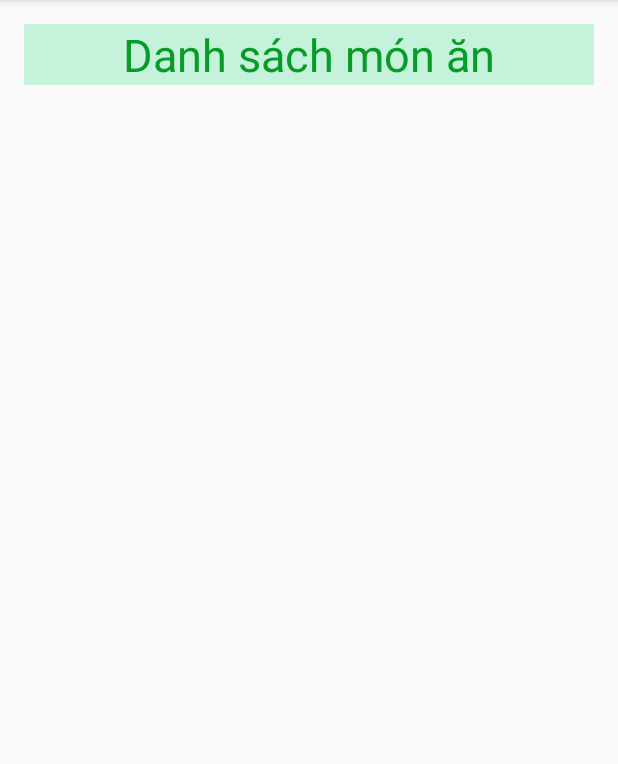
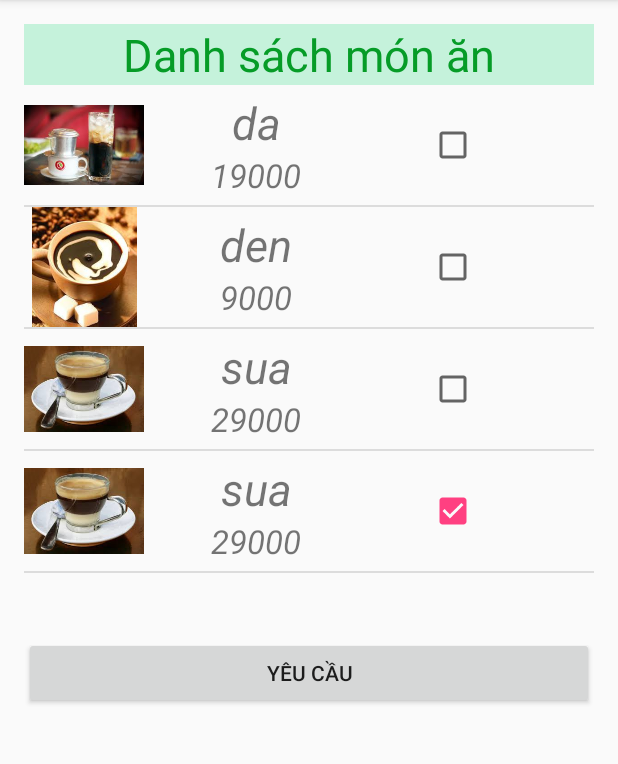
Before and after one commit to LiemNguyenx/FinalProject, an Android app: the screen it shows after launch (MainActivity), on a phone screen of 412 x 824 dp, the part 84-848 px from its top. Run offline under Robolectric (Android 15) with nearby library versions, the phone set to English and light mode, and no system bars.

Commit message:
Rejected commit: Default

```diff
--- a/app/src/main/java/com/example/liemnguyen/finalproject/MainActivity.java
+++ b/app/src/main/java/com/example/liemnguyen/finalproject/MainActivity.java
@@ -2,7 +2,7 @@ package com.example.liemnguyen.finalproject;
 
 import android.os.Bundle;
 import android.support.v7.app.AppCompatActivity;
-import android.widget.ArrayAdapter;
+import android.widget.Button;
 import android.widget.ListView;
 
 import com.example.liemnguyen.finalproject.adapter.monanAdapter;
@@ -13,28 +13,22 @@ import java.util.ArrayList;
 public class MainActivity extends AppCompatActivity {
     ListView lv;
     monanAdapter adapter;
-
+    Button btThanhToan;
     ArrayList<monan> monanList = new ArrayList<monan>();
     @Override
     protected void onCreate(Bundle savedInstanceState) {
         super.onCreate(savedInstanceState);
         setContentView(R.layout.activity_main);
         init();
+        btThanhToan= (Button) findViewById(R.id.thanhtoan);
         lv = (ListView) findViewById(R.id.lvDanhSach);
-
-        ArrayList<String> l = new ArrayList<>();
-        l.add("asdsad");
-        l.add("asdsad");
-        l.add("asdsad");
-        l.add("asdsad");
-        l.add("asdsad");
-        ArrayAdapter a = new ArrayAdapter(this,android.R.layout.simple_list_item_1,l);
         adapter = new monanAdapter(MainActivity.this,R.layout.item_monan,monanList);
-        lv.setAdapter(a);
+        lv.setAdapter(adapter);
     }
     public void init(){
         monanList.add(new monan("da",19000,false));
         monanList.add(new monan("den",9000,false));
         monanList.add(new monan("sua",29000,false));
+        monanList.add(new monan("sua",29000,true));
     }
 }
--- a/app/src/main/java/com/example/liemnguyen/finalproject/adapter/monanAdapter.java
+++ b/app/src/main/java/com/example/liemnguyen/finalproject/adapter/monanAdapter.java
@@ -33,40 +33,31 @@ public class monanAdapter extends ArrayAdapter<monan> {
     @NonNull
     @Override
     public View getView(int position, View convertView, ViewGroup parent) {
-        ViewHolder viewHolder;
+
         if(convertView == null){
-            viewHolder = new ViewHolder();
+            LayoutInflater inflater= LayoutInflater.from(getContext());
             convertView = LayoutInflater.from(ct).inflate(R.layout.item_monan,parent,false);
-            viewHolder.imgAvatar = (ImageView) convertView.findViewById(R.id.img_avatar);
-            viewHolder.name = (TextView) convertView.findViewById(R.id.name);
-            viewHolder.price = (TextView) convertView.findViewById(R.id.price);
-            viewHolder.check = (CheckBox) convertView.findViewById(R.id.check);
-            convertView.setTag(viewHolder);
-        }else{
-            viewHolder = (ViewHolder) convertView.getTag();
+        }
+        TextView tvName= (TextView) convertView.findViewById(R.id.name);
+        TextView tvPrice = (TextView) convertView.findViewById(R.id.price);
+        ImageView imgAvatar = (ImageView) convertView.findViewById(R.id.img_avatar);
+        CheckBox cbCheck = (CheckBox) convertView.findViewById(R.id.check);
 
+        monan m = getItem(position);
+        if(m!=null){
+            tvName.setText(m.getName().toString());
+            tvPrice.setText(String.valueOf(m.getPrice()));
+            cbCheck.setChecked(m.isCheck());
+            if(m.getName().equals("da")){
+                imgAvatar.setImageResource(R.drawable.da);
+            }else if(m.getName().equals("den")){
+                imgAvatar.setImageResource(R.drawable.den);
+            }else if(m.getName().equals("sua")){
+                imgAvatar.setImageResource(R.drawable.sua);
+            }
         }
-        monan m = list.get(position);
-        viewHolder.name.setText(m.getName().toString());
-        viewHolder.price.setText(String.valueOf(m.getPrice()));
-        if(m.getName().equalsIgnoreCase("den")){
-            viewHolder.imgAvatar.setImageResource(R.drawable.den);
-        }else if(m.getName().equalsIgnoreCase("da")){
-            viewHolder.imgAvatar.setImageResource(R.drawable.da);
-        }else if (m.getName().equalsIgnoreCase("sua")){
-            viewHolder.imgAvatar.setImageResource(R.drawable.sua);
-        }
-        if (m.isCheck()){
-            viewHolder.check.setChecked(true);
-        }else{
-            viewHolder.check.setChecked(false);
-        }
+
         return convertView;
     }
-    public class ViewHolder{
-        ImageView imgAvatar;
-        TextView name;
-        TextView price;
-        CheckBox check;
-    }
+
 }
--- a/app/src/main/res/layout/activity_main.xml
+++ b/app/src/main/res/layout/activity_main.xml
@@ -1,6 +1,8 @@
 <?xml version="1.0" encoding="utf-8"?>
 <LinearLayout xmlns:android="http://schemas.android.com/apk/res/android"
     xmlns:tools="http://schemas.android.com/tools"
+    android:layout_gravity="center"
+    android:orientation="vertical"
     android:id="@+id/activity_main"
     android:layout_width="match_parent"
     android:layout_height="match_parent"
@@ -20,17 +22,18 @@
         />
     <ListView
         android:layout_width="match_parent"
-        android:layout_height="match_parent"
+        android:layout_height="368dp"
         android:id="@+id/lvDanhSach"
         android:layout_alignParentStart="true" />
 
     <Button
-
-        android:text="Thanh Toán"
-        android:layout_width="wrap_content"
+        android:text="Yêu cầu"
+        android:id="@+id/thanhtoan"
+        android:layout_width="match_parent"
         android:layout_height="wrap_content"
         android:layout_alignParentTop="true"
         android:layout_centerHorizontal="true"
-        android:layout_marginTop="455dp"
-        android:id="@+id/thanhtoan" />
+         />
+
+
 </LinearLayout>
--- a/app/src/main/res/layout/item_monan.xml
+++ b/app/src/main/res/layout/item_monan.xml
@@ -14,7 +14,7 @@
 
         android:layout_gravity="center"
         android:orientation="vertical"
-        android:layout_width="match_parent"
+        android:layout_width="190dp"
         android:layout_height="wrap_content">
         <TextView
             android:id="@+id/name"
@@ -22,27 +22,31 @@
             android:textSize="30sp"
             android:text="Cà phê đen"
             android:gravity="center"
-            android:layout_width="match_parent"
+            android:layout_width="150dp"
             android:layout_height="wrap_content"
             />
         <TextView
             android:id="@+id/price"
             android:textStyle="italic"
-            android:textSize="25sp"
+            android:textSize="22sp"
             android:gravity="center"
             android:text="10000"
-            android:layout_width="match_parent"
+            android:layout_width="150dp"
             android:layout_height="wrap_content"
             />
+
     </LinearLayout>
     <LinearLayout
         android:layout_gravity="center"
-        android:layout_width="match_parent"
+        android:orientation="vertical"
+        android:layout_width="100dp"
         android:layout_height="wrap_content">
         <CheckBox
+
+            android:checked="true"
             android:id="@+id/check"
             android:gravity="center"
-            android:layout_width="10dp"
-            android:layout_height="10dp" />
+            android:layout_width="match_parent"
+            android:layout_height="wrap_content" />
     </LinearLayout>
 </LinearLayout>
```
